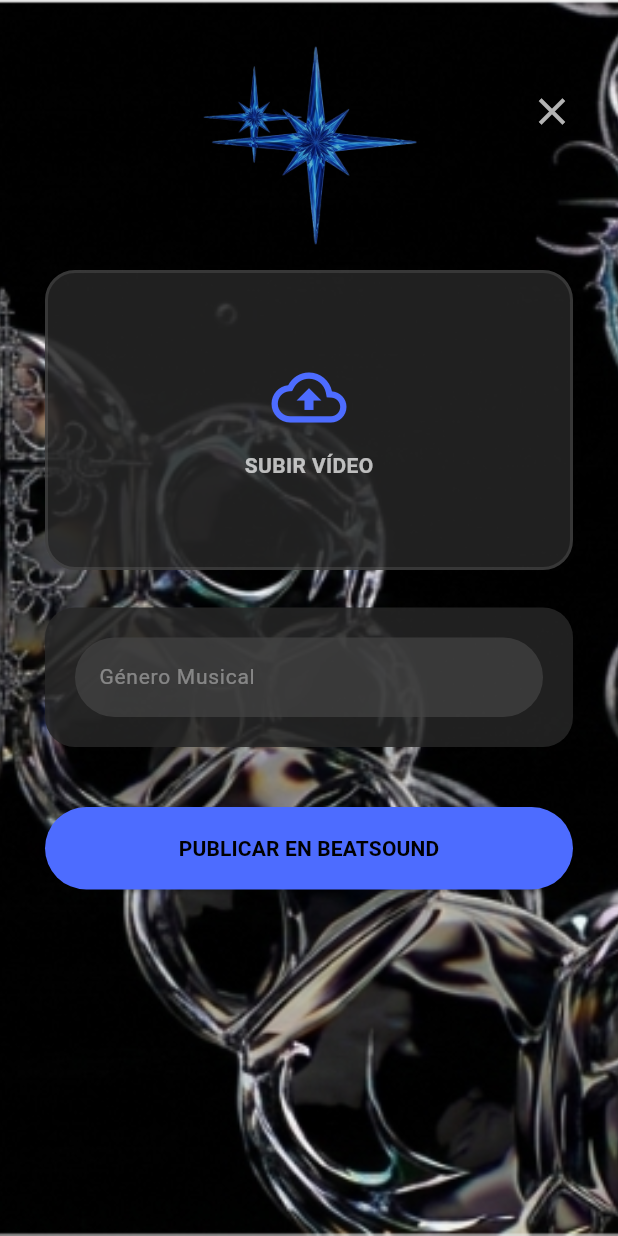
After one commit to luciamoralescornejo/BeatSound, a Flutter app: the PublicarVideo screen opened directly, on a phone screen of 412 x 824 dp. The commit adds this screen. Run offline on Flutter 3.47's test engine with Material 3 defaults, Android fonts, the phone set to English and light mode, and no system bars; our stand-ins replace image_picker, video_player; network calls fail.

Commit message:
perfil artista y publcar video creados

```diff
--- a/lib/main.dart
+++ b/lib/main.dart
@@ -3,6 +3,7 @@ import 'auth_pages.dart';
 import 'video_card.dart';
 import 'novedades.dart';
 import 'perfil_oyente.dart';
+import 'perfil_artista.dart';
 
 void main() {
   runApp(const BeatSoundApp());
--- /dev/null
+++ b/lib/publicar_video.dart
@@ -0,0 +1,204 @@
+import 'package:flutter/material.dart';
+//una herramienta para poder elegir videos del móvil
+import 'package:image_picker/image_picker.dart';
+//esto sirve para manejar archivos (como el video que elijamos)
+import 'dart:io';
+
+//es un StatefulWidget porque la pantalla va a cambiar (por ejemplo, cuando elijamos un video,
+// queremos que se vea que ya está cargado)
+class PublicarVideo extends StatefulWidget {
+  const PublicarVideo({super.key});
+
+  @override
+  State<PublicarVideo> createState() => _PublicarVideoState();
+}
+
+class _PublicarVideoState extends State<PublicarVideo> {
+  //aquí guardaremos el video que elija el usuario, al principio está vacío
+  File? _videoSeleccionado;
+
+  //este es el ayudante que abre la galería del móvil
+  final ImagePicker _picker = ImagePicker();
+
+  //estas cajitas guardan lo que el usuario escriba en los textos
+  final TextEditingController _artistaController = TextEditingController();
+  final TextEditingController _estiloController = TextEditingController();
+
+  //esta función es la que hace el trabajo de abrir la galería y pedir el video
+  Future<void> _seleccionarVideo() async {
+    //le decimos al ayudante que busque el vídeo en la galería
+    final XFile? video = await _picker.pickVideo(source: ImageSource.gallery);
+
+    //si el usuario sí eligió algo
+    if (video != null) {
+      //usamos setState para decirle a la app que ya tenemos video y hay que dibujar la ventana otra vez
+      setState(() {
+        _videoSeleccionado = File(video.path);
+      });
+    }
+  }
+
+  @override
+  Widget build(BuildContext context) {
+    //el Scaffold es como el lienzo en blanco de nuestra pantalla
+    return Scaffold(
+      backgroundColor: Colors.black, //fondo negro
+      body: Stack( //usamos Stack para poner cosas una encima de otra
+        children: [
+          _buildBackground(), //el fondo de pantalla
+          SafeArea( //el contenido (con cuidado de no tapar la batería o el reloj del móvil)
+            child: SingleChildScrollView( //para que si hay muchas cosas, podamos hacer scroll hacia abajo
+              physics: const AlwaysScrollableScrollPhysics(),
+              child: Padding(
+                padding: const EdgeInsets.symmetric(horizontal: 30), //margen a los lados
+                child: Column( //ponemos los elementos uno debajo de otro
+                  children: [
+                    const SizedBox(height: 20), //un espacio vacío para separar
+                    _buildHeaderSimple(), //el logo de la app
+                    const SizedBox(height: 10),
+
+                    //este es el botón grande para subir el video
+                    GestureDetector(
+                      onTap: _seleccionarVideo, //cuando lo tocas, se abre la galería
+                      child: Container(
+                        height: 200,
+                        width: double.infinity,
+                        decoration: BoxDecoration(
+                          color: const Color(0xFF262626).withOpacity(0.85),
+                          borderRadius: BorderRadius.circular(20),
+                          border: Border.all(
+                            //si no hay video, el borde es casi invisible. Si hay, se pone azul
+                            color: _videoSeleccionado == null
+                                ? Colors.white10
+                                : const Color(0xFF2962FF),
+                            width: 2,
+                          ),
+                        ),
+                        //si NO hay video, enseñamos el icono de la nube
+                        //si SÍ hay video, enseñamos un check de cagando
+                        child: _videoSeleccionado == null
+                            ? const Column(
+                          mainAxisAlignment: MainAxisAlignment.center,
+                          children: [
+                            Icon(Icons.cloud_upload_outlined, color: Color(0xFF4D6CFF), size: 50),
+                            SizedBox(height: 10),
+                            Text("SUBIR VÍDEO", style: TextStyle(color: Colors.white70, fontWeight: FontWeight.bold)),
+                          ],
+                        )
+                            : const Column(
+                          mainAxisAlignment: MainAxisAlignment.center,
+                          children: [
+                            Icon(Icons.check_circle, color: Color(0xFF2962FF), size: 60),
+                            SizedBox(height: 10),
+                            Text("VÍDEO CARGADO", style: TextStyle(color: Colors.white, fontWeight: FontWeight.bold)),
+                          ],
+                        ),
+                      ),
+                    ),
+                    const SizedBox(height: 25),
+
+                    //aquí dibujamos la cajita para escribir el género musical
+                    _buildFormContainer([
+                      _buildTextField("Género Musical", controller: _estiloController),
+                    ]),
+
+                    const SizedBox(height: 40),
+
+                    //el botón final de publicar
+                    _buildButton("PUBLICAR EN BEATSOUND", const Color(0xFF4D6CFF), () {
+                      //si el usuario eligió video, sale un mensaje de éxito
+                      if (_videoSeleccionado != null) {
+                        ScaffoldMessenger.of(context).showSnackBar(
+                          const SnackBar(content: Text("¡Publicando en Beatsound!")),
+                        );
+                        Navigator.pop(context); //cerramos la pantalla
+                      } else {
+                        //si se olvidó del video, le avisamos con un mensaje abajo
+                        ScaffoldMessenger.of(context).showSnackBar(
+                          const SnackBar(content: Text("Por favor, selecciona un vídeo primero")),
+                        );
+                      }
+                    }),
+                    const SizedBox(height: 40),
+                  ],
+                ),
+              ),
+            ),
+          ),
+          //un botón de X arriba a la derecha para cerrar sin hacer nada
+          Positioned(
+            top: 50,
+            right: 20,
+            child: IconButton(
+              icon: const Icon(Icons.close, color: Colors.white70, size: 30),
+              onPressed: () => Navigator.pop(context),
+            ),
+          ),
+        ],
+      ),
+    );
+  }
+
+  //esto pone la imagen de fondo
+  Widget _buildBackground() {
+    return SizedBox.expand(
+      child: Image.asset(
+        "assets/Fondo.png",
+        fit: BoxFit.cover,
+        //si la imagen falla o no existe, ponemos un fondo negro para que no explote
+        errorBuilder: (context, error, stackTrace) => Container(color: Colors.black),
+      ),
+    );
+  }
+
+  //esto pone el logo con una animación suave
+  Widget _buildHeaderSimple() {
+    return Hero(
+      tag: 'logo_principal',
+      child: Image.asset("assets/logo.png", width: 150, height: 150),
+    );
+  }
+
+  //una caja gris redondeada para meter los textos dentro
+  Widget _buildFormContainer(List<Widget> children) {
+    return Container(
+      padding: const EdgeInsets.all(20),
+      decoration: BoxDecoration(
+        color: const Color(0xFF262626).withOpacity(0.85),
+        borderRadius: BorderRadius.circular(20),
+      ),
+      child: Column(children: children),
+    );
+  }
+
+  //esta pieza crea una caja de texto donde el usuario puede escribir
+  Widget _buildTextField(String hint, {required TextEditingController controller}) {
+    return TextField(
+      controller: controller,
+      style: const TextStyle(color: Colors.white, fontSize: 14),
+      decoration: InputDecoration(
+        hintText: hint, //el texto gris que dice qué hay que escribir
+        hintStyle: const TextStyle(color: Colors.white38),
+        filled: true,
+        fillColor: const Color(0xFF444444).withOpacity(0.7),
+        border: OutlineInputBorder(borderRadius: BorderRadius.circular(30), borderSide: BorderSide.none),
+      ),
+    );
+  }
+
+  //esta pieza crea los botones grandes de colores
+  Widget _buildButton(String texto, Color color, VoidCallback onTap) {
+    return SizedBox(
+      width: double.infinity,
+      height: 55,
+      child: ElevatedButton(
+        onPressed: onTap, //lo que pasa cuando lo pulsas
+        style: ElevatedButton.styleFrom(
+          backgroundColor: color,
+          shape: RoundedRectangleBorder(borderRadius: BorderRadius.circular(35)),
+        ),
+        child: Text(texto, style: const TextStyle(color: Colors.black, fontWeight: FontWeight.bold)),
+      ),
+    );
+  }
+}
```
Also changed, not shown: lib/perfil_artista.dart (added, +198 -0 lines), 1 other file.
